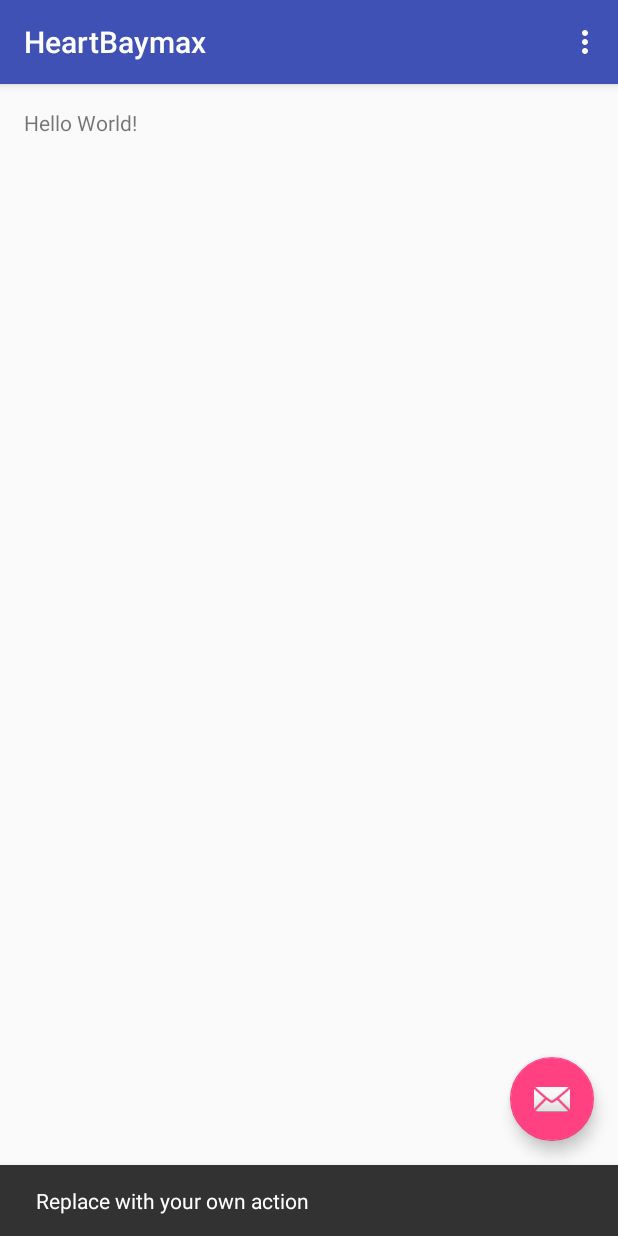
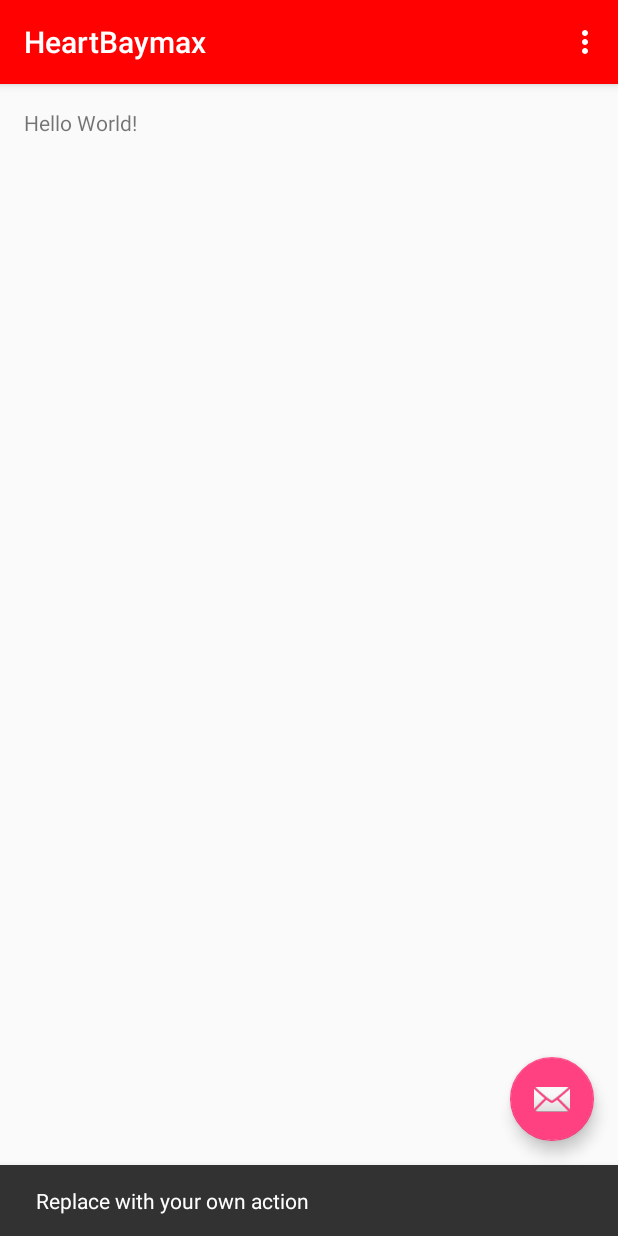
Before and after one commit to luacevedo/heart-baymax, an Android app: the screen it shows after launch (MainActivity), after a tap on an icon or button, on a phone screen of 412 x 824 dp. Run offline under Robolectric (Android 15) with nearby library versions, the phone set to English and light mode, and no system bars.

Commit message:
Added new colors

```diff
--- a/app/src/main/res/values/colors.xml
+++ b/app/src/main/res/values/colors.xml
@@ -1,6 +1,6 @@
 <?xml version="1.0" encoding="utf-8"?>
 <resources>
-    <color name="colorPrimary">#3F51B5</color>
-    <color name="colorPrimaryDark">#303F9F</color>
+    <color name="colorPrimary">#FF0101</color>
+    <color name="colorPrimaryDark">#B70303</color>
     <color name="colorAccent">#FF4081</color>
 </resources>
```
